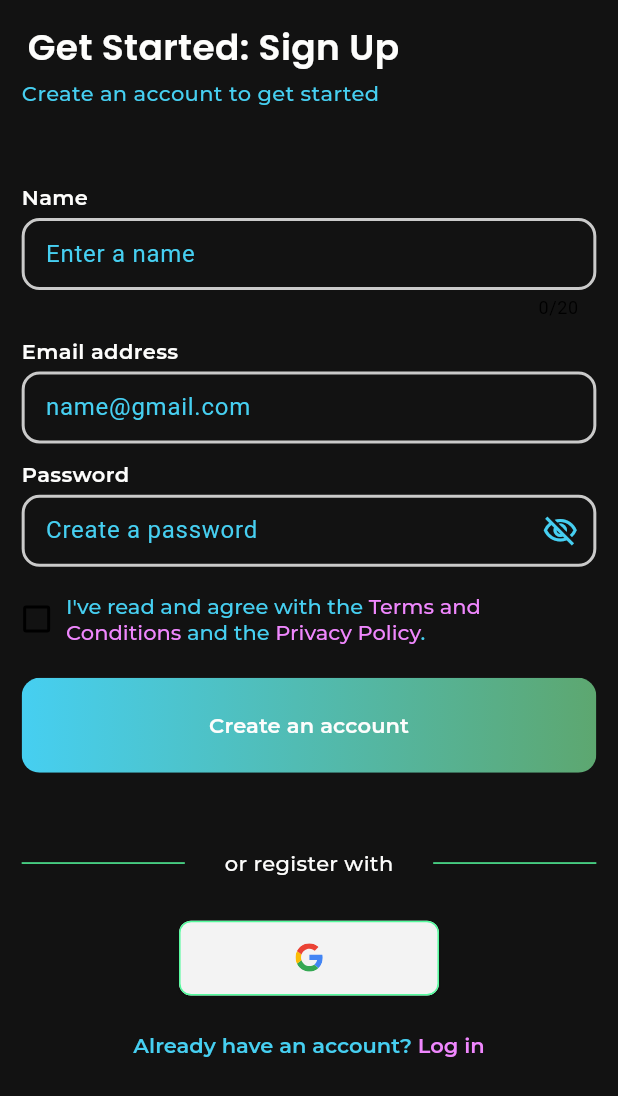
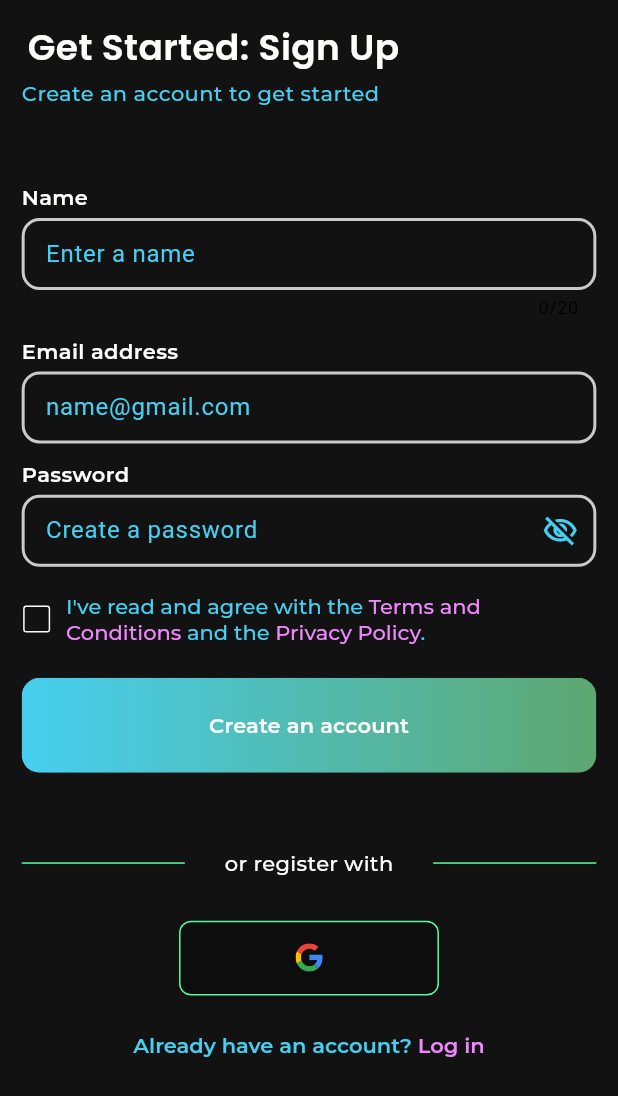
Before and after one commit to SayNode/skillbuddy-solana-flutter, a Flutter app: the CreateAccountPage screen opened directly, on a phone screen of 412 x 824 dp. Shown: the top 1096 px of the screen. Run offline on Flutter 3.47's test engine with Material 3 defaults, Android fonts, the phone set to English and light mode, and no system bars; our stand-ins replace auto_size_text, cached_network_image, dotted_border, extended_image, file, firebase_analytics and 25 more; missing offline and left inert: cached_network_image_platform_interface, firebase_app_check, flutter_branch_sdk, flutter_exif_rotation, is_first_run, solana and 2 more; accounts and stored records are empty; project files that could hold a hidden picture were left out.

Commit message:
SBS-11 update splash screen and logo to fit Solana theme (#6)
* update logo

* Refactor button styles and SVG colors for consistency across login pages

* Add custom border color to checkbox in CreateAccountPage

* Update default background color in openSkillBuddyPopup to seashell

* Refactor layout components to use SizedBox instead of Container for improved performance and consistency; update icon color in company profile and change scaffold background color to linen.

* Add splash screen configuration and images for Android and iOS

* Update splash screen assets and configurations for Android and iOS

* Remove native splash screen configuration file

* Update button background color to transparent for Google and Apple sign-in buttons

```diff
--- a/lib/page/create_account_and_login/create_account_page.dart
+++ b/lib/page/create_account_and_login/create_account_page.dart
@@ -100,6 +100,9 @@ class CreateAccountPage extends GetView<CreateAccountController> {
                         height: 20,
                         width: 20,
                         child: Checkbox(
+                          side: BorderSide(
+                            color: skillBuddyTheme.graphite,
+                          ),
                           activeColor: skillBuddyTheme.electric,
                           materialTapTargetSize:
                               MaterialTapTargetSize.shrinkWrap,
--- a/lib/page/create_account_and_login/login_page.dart
+++ b/lib/page/create_account_and_login/login_page.dart
@@ -29,9 +29,8 @@ class LoginPage extends GetView<LoginController> {
         child: IntrinsicHeight(
           child: Stack(
             children: <Widget>[
-              Container(
+              SizedBox(
                 height: getRelativeHeight(250),
-                color: skillBuddyTheme.seashell,
                 child: Column(
                   children: <Widget>[
                     Gap(getRelativeHeight(100)),
@@ -129,6 +128,7 @@ class LoginPage extends GetView<LoginController> {
                         const Gap(8),
                         Material(
                           borderRadius: BorderRadius.circular(8),
+                          color: Colors.transparent,
                           child: InkWell(
                             borderRadius: BorderRadius.circular(8),
                             onTap: () => Get.to<Widget>(ForgotPassword.new),
--- a/lib/page/create_account_and_login/login_simplified.dart
+++ b/lib/page/create_account_and_login/login_simplified.dart
@@ -35,9 +35,8 @@ class SimpleLoginPage extends GetView<SimpleLoginController> {
         child: IntrinsicHeight(
           child: Stack(
             children: <Widget>[
-              Container(
+              SizedBox(
                 height: getRelativeHeight(250),
-                color: skillBuddyTheme.seashell,
                 child: Column(
                   children: <Widget>[
                     Gap(getRelativeHeight(100)),
@@ -117,6 +116,7 @@ class SimpleLoginPage extends GetView<SimpleLoginController> {
                         const Gap(8),
                         Material(
                           borderRadius: BorderRadius.circular(8),
+                          color: Colors.transparent,
                           child: InkWell(
                             borderRadius: BorderRadius.circular(8),
                             onTap: () => Get.to<Widget>(ForgotPassword.new),
--- a/lib/page/create_account_and_login/widgets/google_apple_buttons.dart
+++ b/lib/page/create_account_and_login/widgets/google_apple_buttons.dart
@@ -32,6 +32,8 @@ class GoogleAppleButtons extends GetView<AppleGoogleController> {
                 ),
               ),
               style: ButtonStyle(
+                backgroundColor:
+                    WidgetStateProperty.all<Color>(Colors.transparent),
                 surfaceTintColor:
                     WidgetStateProperty.all<Color>(skillBuddyTheme.linen),
                 shape: WidgetStateProperty.all<OutlinedBorder>(
@@ -53,6 +55,8 @@ class GoogleAppleButtons extends GetView<AppleGoogleController> {
               ElevatedButton(
                 onPressed: () => controller.appleSignInPressed(),
                 style: ButtonStyle(
+                  backgroundColor:
+                      WidgetStateProperty.all<Color>(Colors.transparent),
                   surfaceTintColor:
                       WidgetStateProperty.all<Color>(skillBuddyTheme.linen),
                   shape: WidgetStateProperty.all<OutlinedBorder>(
@@ -68,7 +72,9 @@ class GoogleAppleButtons extends GetView<AppleGoogleController> {
                     ),
                   ),
                 ),
-                child: SvgPicture.asset('asset/icons/apple.svg'),
+                child: SvgPicture.asset(
+                  'asset/icons/apple.svg',
+                ),
               ),
           ],
         ),
--- a/lib/page/onboarding/onboarding/onboarding_page.dart
+++ b/lib/page/onboarding/onboarding/onboarding_page.dart
@@ -50,8 +50,7 @@ class OnboardingPage extends GetView<OnboardingController> {
             ],
           ),
           Expanded(
-            child: Container(
-              color: theme.linen,
+            child: SizedBox(
               width: double.infinity,
               child: Column(
                 children: <Widget>[
--- a/lib/widget/popups/company_profile.dart
+++ b/lib/widget/popups/company_profile.dart
@@ -189,7 +189,10 @@ class IconBulletPoints extends StatelessWidget {
 
     return Row(
       children: <Widget>[
-        Icon(icon),
+        Icon(
+          icon,
+          color: skillBuddyTheme.graphite,
+        ),
         Gap(getRelativeWidth(10)),
         Text(
           text,
--- a/lib/widget/skillbuddy_popup.dart
+++ b/lib/widget/skillbuddy_popup.dart
@@ -12,7 +12,7 @@ Future<T?> openSkillBuddyPopup<T>(
   Color? backgroundColor,
 }) async {
   final CustomTheme theme = Get.put(ThemeService()).theme;
-  final Color backgroundColor0 = backgroundColor ?? theme.linen;
+  final Color backgroundColor0 = backgroundColor ?? theme.seashell;
   return Get.dialog<T?>(
     Scaffold(
       resizeToAvoidBottomInset: true,
```
Also changed, not shown: asset/icons/apple.svg, asset/images/logo_SkillBuddy.png, asset/images/splash.png (added), 27 other files.
